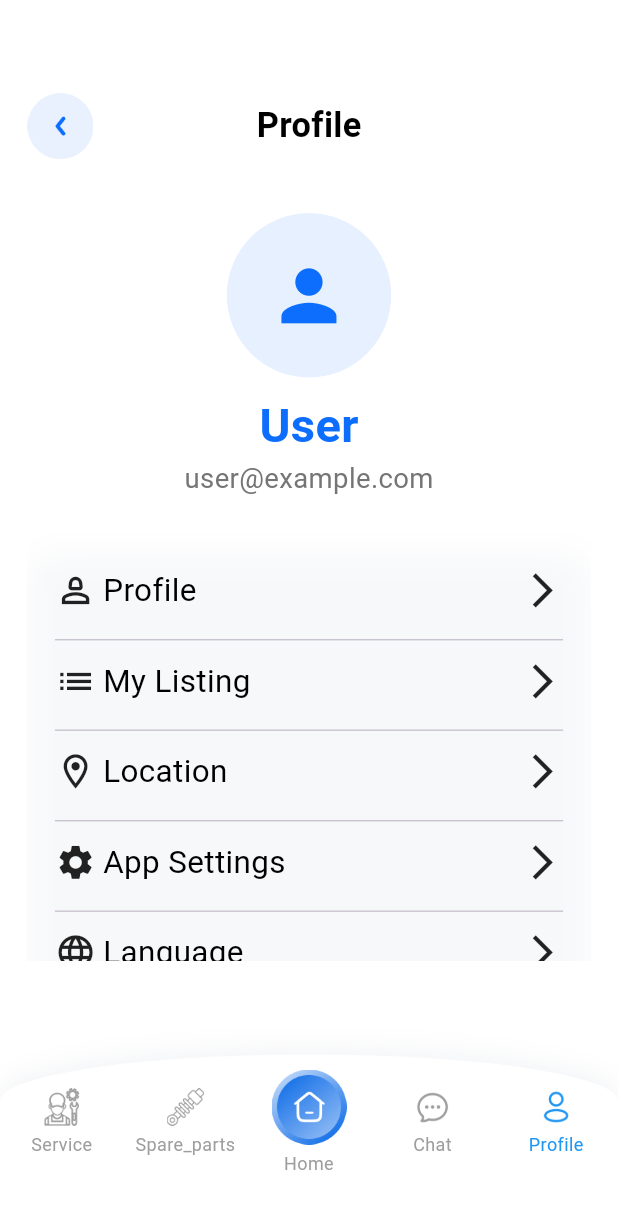
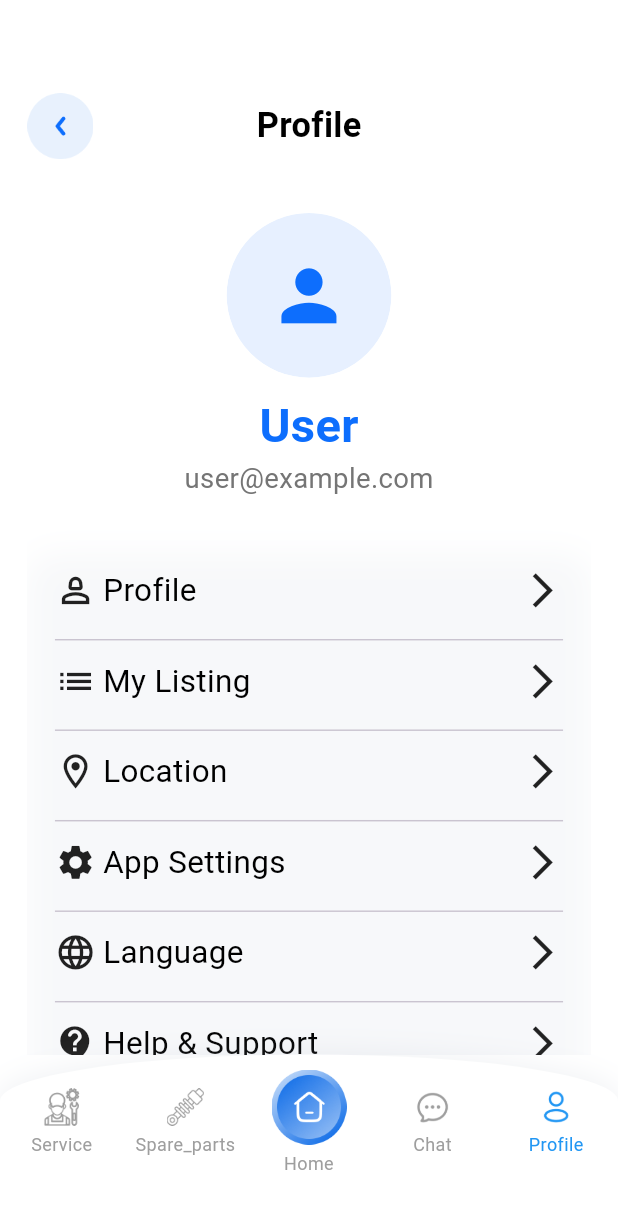
Before and after one commit to Dev-Ninjas-Backup/yousef1234321, a Flutter app: the BottomNavbarScreen screen opened by its route, item 5 of the bottom bar chosen, on a phone screen of 412 x 824 dp. Shown: the top 1209 px of the screen. Run offline on Flutter 3.47's test engine with Material 3 defaults, Android fonts, the light colour scheme and no system bars; our stand-ins replace file_picker, flutter_easyloading, flutter_screenutil, geolocator, get, google_fonts and 5 more; accounts and stored records are empty; network calls fail; project files that could hold a hidden picture were left out.

Commit message:
adjust UI padding, remove unused sign-up divider, and update navbar clip behavior

```diff
--- a/lib/features/bottom_navbar/screen/bottom_navbar_screen.dart
+++ b/lib/features/bottom_navbar/screen/bottom_navbar_screen.dart
@@ -166,6 +166,7 @@ class BottomNavbarScreen extends StatelessWidget {
         backgroundColor: Colors.white,
         body: pages[controller.currentIndex.value],
         bottomNavigationBar: Container(
+          clipBehavior: Clip.none,
           decoration: BoxDecoration(
             borderRadius: BorderRadius.only(
               topLeft: Radius.elliptical(430, 65),
@@ -174,7 +175,7 @@ class BottomNavbarScreen extends StatelessWidget {
             color: Colors.white,
             boxShadow: [
               BoxShadow(
-                //color: Colors.red,
+               // color: Colors.red,
                 color: Color(0xFFAFB8C6).withValues(alpha: .18),
                 spreadRadius: 0,
                 blurRadius: 16,
--- a/lib/features/profile/profile_page/scrreen/profile_page.dart
+++ b/lib/features/profile/profile_page/scrreen/profile_page.dart
@@ -77,7 +77,7 @@ class ProfilePage extends StatelessWidget {
       body: RefreshIndicator(
         onRefresh: () => controller.fetchProfile(),
         child: Padding(
-          padding: EdgeInsets.symmetric(horizontal: 16.w, vertical: 52.h),
+          padding: EdgeInsets.only(left: 16.w, right: 16.w, top: 52.h),
           child: SingleChildScrollView(
             physics: AlwaysScrollableScrollPhysics(),
             child: Column(
@@ -286,6 +286,7 @@ class ProfilePage extends StatelessWidget {
                     ),
                   ],
                 ),
+                SizedBox(height: 15.h),
               ],
             ),
           ),
```
Also changed, not shown: lib/features/auth/sign_up/screen/sign_up_screen.dart (+9 -9 lines).
